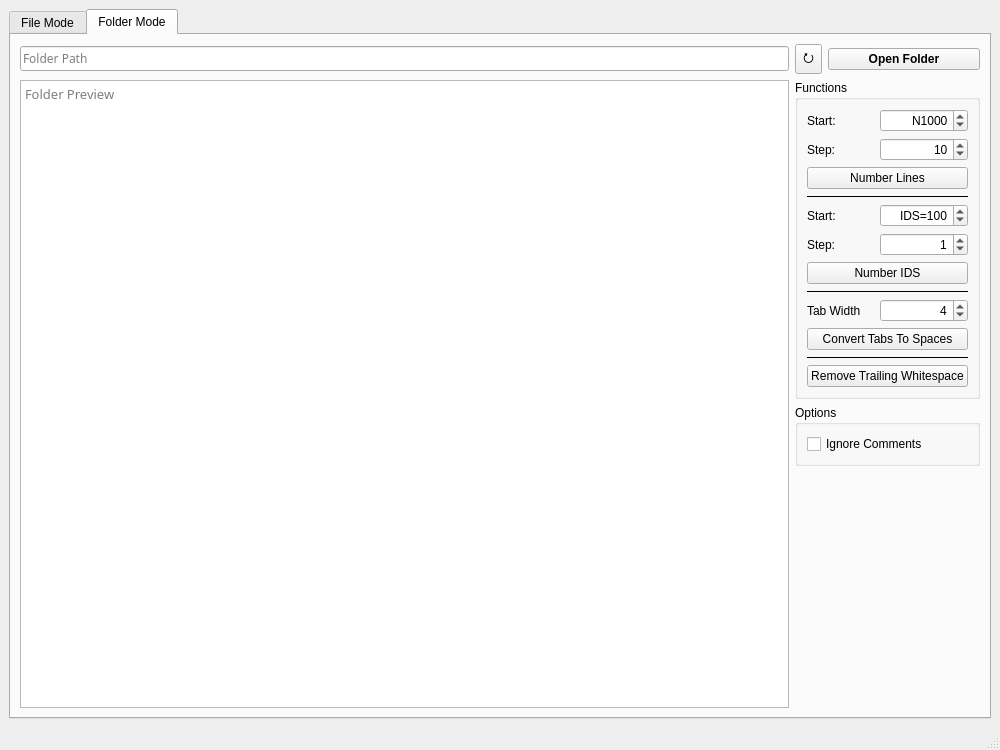
Qt form src/ui/MainWindow.ui (tschneiderr/cnc-tool) before a commit.
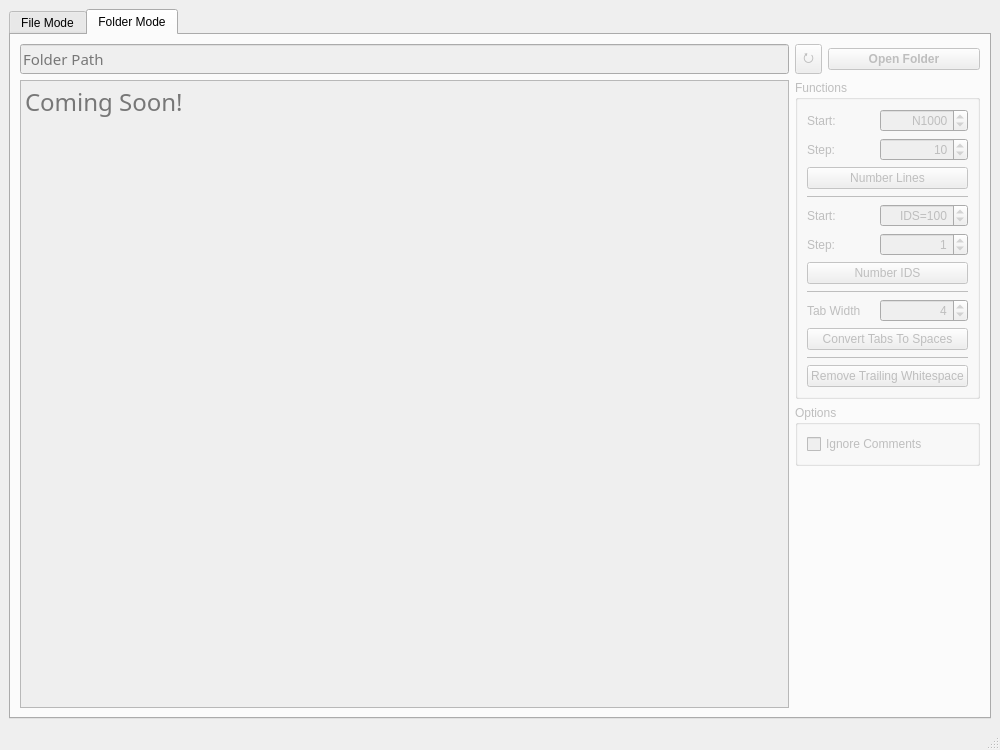
The same form after that commit. The open tabs and pages were chosen to show the change.

Commit message: Update font sizes, disable folder mode for now

What changed in the file:
```diff
--- a/src/ui/MainWindow.ui
+++ b/src/ui/MainWindow.ui
@@ -356,6 +356,9 @@
        </layout>
       </widget>
       <widget class="QWidget" name="tab_folder_mode">
+       <property name="enabled">
+        <bool>false</bool>
+       </property>
        <attribute name="title">
         <string>Folder Mode</string>
        </attribute>
@@ -367,7 +370,7 @@
             <property name="font">
              <font>
               <family>Cascadia Mono Light</family>
-              <pointsize>10</pointsize>
+              <pointsize>18</pointsize>
              </font>
             </property>
             <property name="lineWrapMode">
@@ -380,7 +383,7 @@
              <double>40.000000000000000</double>
             </property>
             <property name="placeholderText">
-             <string>Folder Preview</string>
+             <string>Coming Soon!</string>
             </property>
            </widget>
           </item>
@@ -389,6 +392,7 @@
             <property name="font">
              <font>
               <family>Cascadia Mono Light</family>
+              <pointsize>11</pointsize>
              </font>
             </property>
             <property name="readOnly">
```
Left out of the diff: 3 changed lines with no effect on the pictures. The commit also changes 1 other file.
